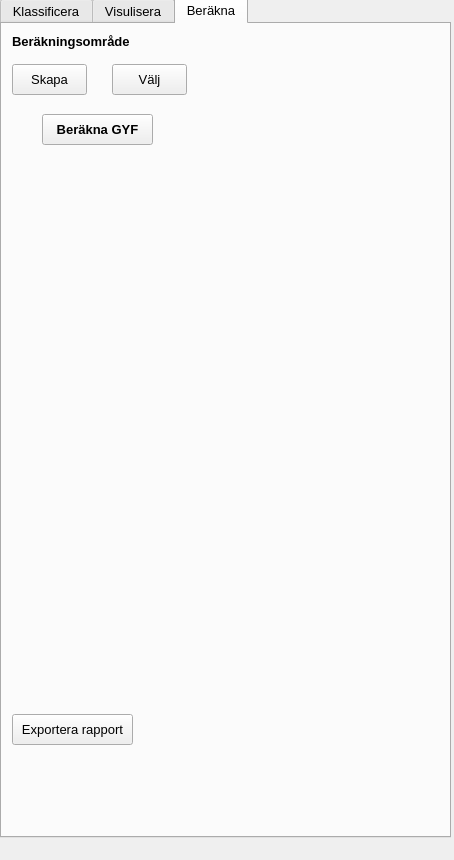
Qt form ui/qgyf_dockwidget_base.ui (co-city/QGYF) before a commit.
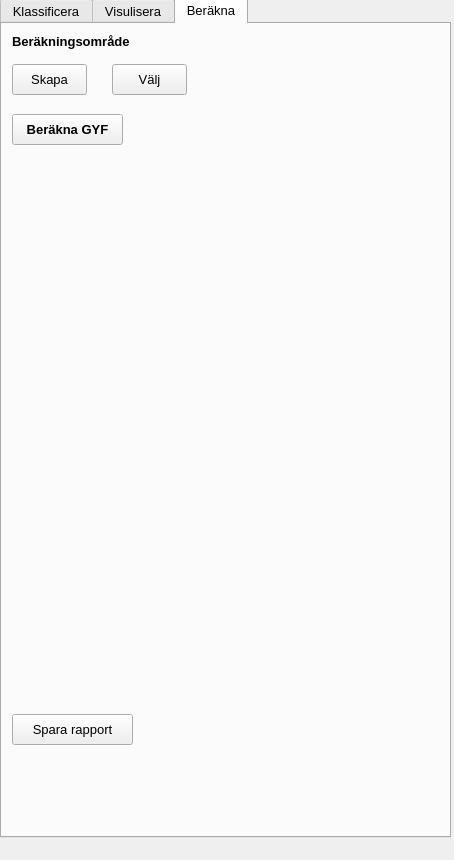
The same form after that commit. The open tabs and pages were chosen to show the change. Icons and pictures are not drawn. Custom widgets are drawn as their Qt base class.

Commit message: Return early when quality group is unset

What changed in the file:
```diff
--- a/ui/qgyf_dockwidget_base.ui
+++ b/ui/qgyf_dockwidget_base.ui
@@ -474,7 +474,7 @@
      <widget class="QPushButton" name="calculate">
       <property name="geometry">
        <rect>
-        <x>40</x>
+        <x>10</x>
         <y>90</y>
         <width>111</width>
         <height>31</height>
@@ -541,7 +541,7 @@
        <string>Skapa en PDF rapport</string>
       </property>
       <property name="text">
-       <string>Exportera rapport</string>
+       <string>Spara rapport</string>
       </property>
      </widget>
     </widget>
```
The commit also changes 1 other file.
